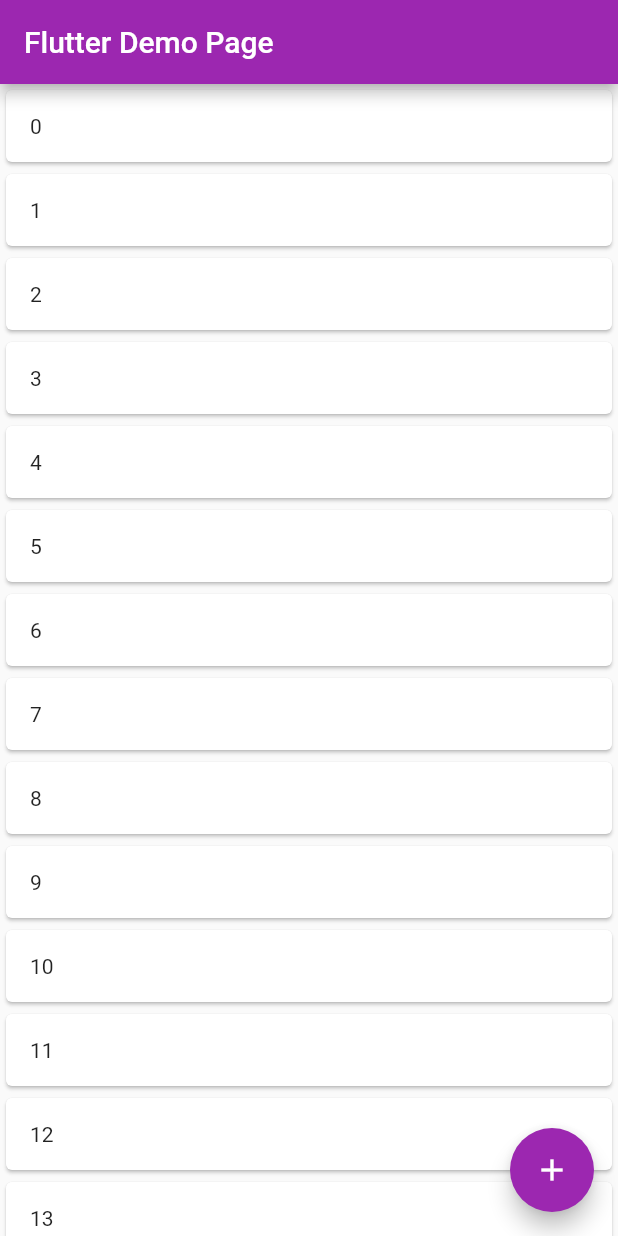
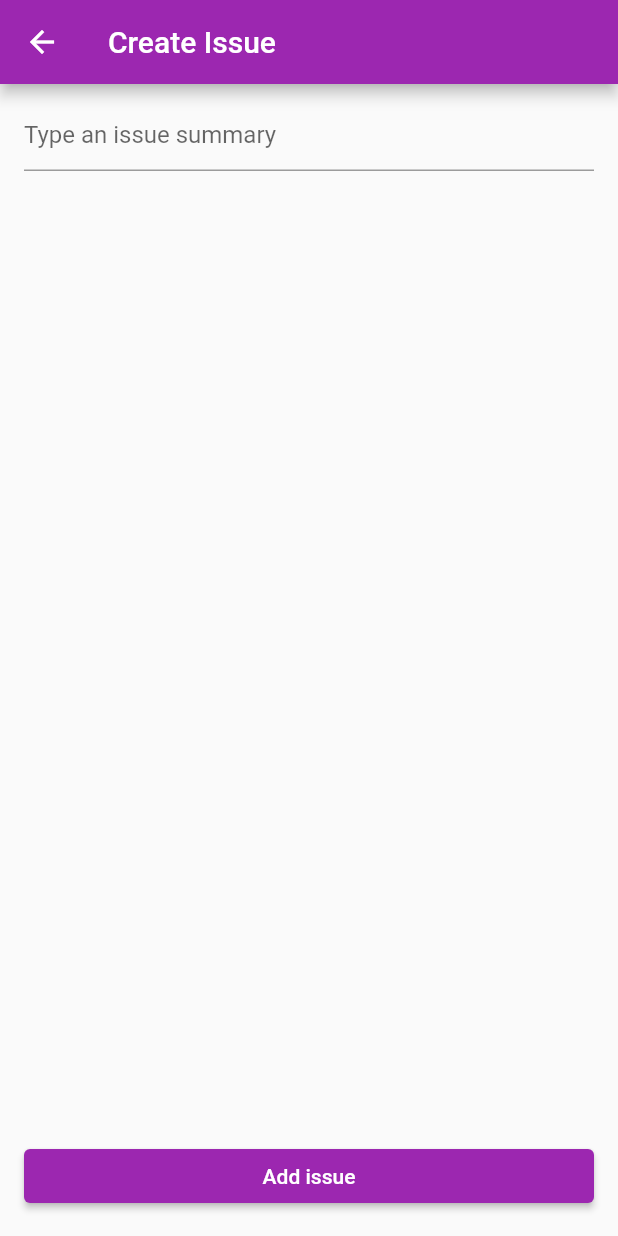
Before and after one commit to Makentoshe/bigdatatools-internships-flutter, a Flutter app: the screen it shows after launch, after a tap on the "add" icon, on a phone screen of 412 x 824 dp. Run offline on Flutter 3.47's test engine with Material 2 defaults, Android fonts, the phone set to English and light mode, and no system bars.

```diff
--- /dev/null
+++ b/lib/CreateIssueWidget.dart
@@ -0,0 +1,48 @@
+import 'package:flutter/cupertino.dart';
+import 'package:flutter/material.dart';
+
+class CreateIssueWidget extends StatefulWidget {
+  CreateIssueWidget({Key key}) : super(key: key);
+
+  @override
+  State<StatefulWidget> createState() => CreateIssueWidgetState();
+}
+
+// TODO fix layout scroll and button
+// TODO add backward navigation
+// TODO pass a created issue data through navigation
+class CreateIssueWidgetState extends State<CreateIssueWidget> {
+  @override
+  Widget build(BuildContext context) {
+    return Scaffold(
+      appBar: AppBar(title: Text("Create Issue")),
+      body: Stack(
+        children: [
+          SingleChildScrollView(
+            scrollDirection: Axis.vertical,
+            child: Container(
+                padding: EdgeInsets.only(
+                    left: 16.0, top: 10.0, right: 16.0, bottom: 0.0),
+                child: TextField(
+                  keyboardType: TextInputType.multiline,
+                  maxLines: null,
+                  decoration: InputDecoration(
+                      border: UnderlineInputBorder(),
+                      hintText: "Type an issue summary"),
+                )),
+          ),
+          Align(
+            alignment: Alignment.bottomCenter,
+            child: Container(
+              margin: EdgeInsets.only(left: 16, top: 0, right: 16, bottom: 16),
+              width: double.infinity,
+              child: ElevatedButton(
+                  child: Text('Add issue'),
+                  onPressed: () => {}),
+            ),
+          ),
+        ],
+      ),
+    );
+  }
+}
--- a/lib/IssuesWidget.dart
+++ b/lib/IssuesWidget.dart
@@ -1,3 +1,4 @@
+import 'package:bigdatatools_internships/CreateIssueWidget.dart';
 import 'package:flutter/material.dart';
 
 class IssuesWidget extends StatefulWidget {
@@ -42,7 +43,10 @@ class IssuesWidgetState extends State<IssuesWidget> {
       ),
       floatingActionButton: FloatingActionButton(
         onPressed: () {
-
+          Navigator.push(
+            context,
+            MaterialPageRoute(builder: (context) => CreateIssueWidget())
+          );
         },
         tooltip: 'Increment',
         child: Icon(Icons.add),
```
